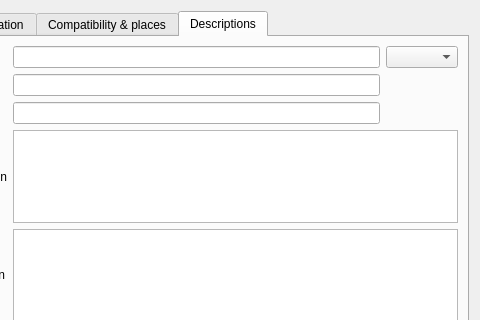
FreeHealth/freehealth, file libs/utils/widgets/genericdescriptioneditor.ui: the form before one commit; both pictures show x 105 to 585 and y 0 to 320 of the 585 by 442 pixel window.
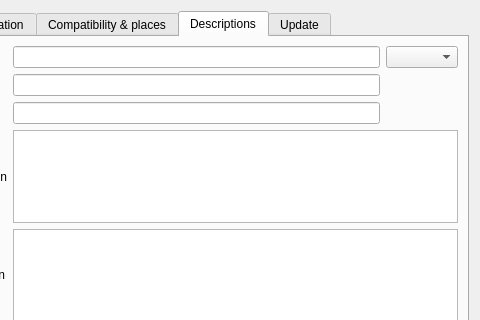
The form after the commit. The open tabs and pages were chosen to show the change.

The edit to the form file:
```diff
--- a/libs/utils/widgets/genericdescriptioneditor.ui
+++ b/libs/utils/widgets/genericdescriptioneditor.ui
@@ -278,6 +278,11 @@
        </item>
       </layout>
      </widget>
+     <widget class="QWidget" name="updateTab">
+      <attribute name="title">
+       <string>Update</string>
+      </attribute>
+     </widget>
     </widget>
    </item>
   </layout>
```
Left out of the diff: 2 changed lines with no effect on the pictures.
